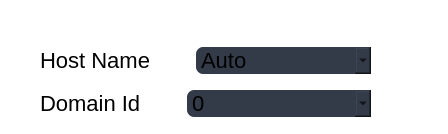
Old version of the form src/frontend/UiFiles/ComodelsConfigBox.ui in the repository bassant-hisham/Anomalies-Tracker-Siemens-Academy.
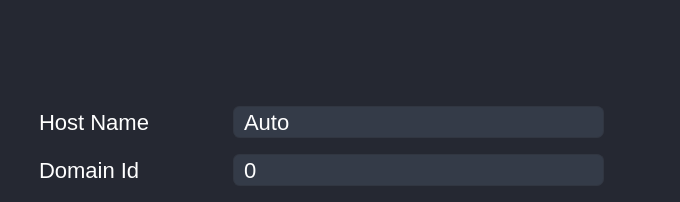
New version of the form. Icons and pictures are not drawn.

Commit message: delete comodels

The edit to the form file:
```diff
--- a/src/frontend/UiFiles/ComodelsConfigBox.ui
+++ b/src/frontend/UiFiles/ComodelsConfigBox.ui
@@ -6,8 +6,8 @@
    <rect>
     <x>0</x>
     <y>0</y>
-    <width>638</width>
-    <height>0</height>
+    <width>680</width>
+    <height>202</height>
    </rect>
   </property>
   <property name="windowTitle">
@@ -21,20 +21,153 @@
 }
 QGroupBox{
 	margin-top: 10px;
-	background-color: transparent;
+ background-color:rgb(37, 40, 50)
     border: 1px solid rgb(255, 255, 255);
 	padding-top: 20px;
 font:22px;
 font:bold;
 border-color:white;
 }
-</string>
+
+/* QFrame */
+QWidget {
+	border-radius: 15px;
+	background-color: rgb(37, 40, 50);
+}
+/* Label */
+QLabel{
+background-color:none;
+	color: rgb(255, 255, 255);
+font-size:22px;
+font:normal;
+
+}
+/* ToolButton */
+QToolButton {
+	border: 0px;
+	width: 28px;
+	height: 28px;
+	background-color: transparent;
+	color: rgb(255, 255, 255);
+	border-radius: 15px;
+}
+QToolButton:hover {
+	background-color: rgb(57, 65, 80);
+	border: 2px solid rgb(61, 70, 86);
+}
+QToolButton:pressed {
+	background-color: rgb(35, 40, 49);
+	border: 2px solid rgb(43, 50, 61);
+}
+/* Button */
+QPushButton {
+	border: 0px solid rgb(52, 59, 72);
+	color: rgb(255, 255, 255);
+	border-radius: 10px;
+    background-color:#1b1d23;
+	color: rgb(255, 255, 255);
+	margin:10px;
+	padding:5px;
+font:bold 20px;
+}
+QPushButton:hover {
+	background-color: rgb(57, 65, 80);
+	border: 5px solid transparent;
+}
+QPushButton:pressed {
+	background-color: rgb(35, 40, 49);
+	border: 7px solid transparent;
+}
+QPushButton:disabled {
+	background-color: rgb(102, 109, 122);
+	color: rgb(168, 168, 168);
+}
+
+QComboBox {
+	background-color: rgb(52, 59, 72);
+	border: 1px solid rgb(49, 54, 65);
+	height: 30px;
+	border-radius: 10px;
+	padding-left: 10px;
+	padding-right: 15px;
+	color: rgb(255, 255, 255);
+    font-size:22px;
+    font:normal; 
+}
+QComboBox QAbstractItemView {
+    background-color:rgb(27, 29, 35);
+	border: 0px;
+	color: #fff;
+    selection-background-color: rgb(22, 51, 79);
+    outline: none;
+}
+QComboBox QAbstractItemView::item:selected {
+    background-color: rgb(22, 51, 79);
+}
+QComboBox::drop-down {
+	border: 0px;
+}
+QComboBox::down-arrow{
+	image: url(&quot;:/icons/icons/cil-chevron-bottom.png&quot;);
+	width:15px;
+	height:15px;
+	margin-right:15px;
+}
+QComboBox:on {
+	border: 0px solid rgb(61, 70, 86);
+	background-color: rgb(57, 65, 80)
+}
+QComboBox QListView {
+	background-color: rgb(27, 29, 35);
+	border-radius: 10px;
+	color: #FFF;
+	padding: 10px;
+}
+QComboBox:disabled {
+	background-color: #808080;
+}
+/* LineEdit */
+QLineEdit{
+	border: 0px solid rgb(37, 39, 48);
+	height: 30px;
+	border-radius: 15px;
+	color: white;
+	padding-left: 20px;
+	padding-right: 20px;
+	background-color: rgb(27, 29, 35);
+	font-size:20px;
+}
+QLineEdit:hover{
+	border: 2px solid rgb(64, 71, 88)
+}
+QLineEdit:focus{
+	border: 3px solid rgb(91, 101, 124);
+	color: white;
+}
+QLineEdit:disabled {
+	background-color: #808080;
+}
+QCheckBox
+{
+background-color:none;
+    font-size:22px;
+    font:normal; 
+	 color:white;
+}
+QListWidget
+{
+    font-size:18px;
+    font:normal; 
+	 color:white;
+	background-color: rgb(52, 59, 72);
+
+}</string>
   </property>
   <property name="title">
    <string/>
   </property>
   <layout class="QGridLayout" name="gridLayout">
-   <item row="0" column="0">
+   <item row="1" column="0">
     <layout class="QHBoxLayout" name="HostName_Hlayout">
      <property name="topMargin">
       <number>5</number>
@@ -136,7 +269,7 @@
      </item>
     </layout>
    </item>
-   <item row="1" column="0">
+   <item row="2" column="0">
     <layout class="QHBoxLayout" name="DomainId_Hlayout">
      <property name="topMargin">
       <number>5</number>
@@ -238,6 +371,46 @@
      </item>
     </layout>
    </item>
+   <item row="0" column="0">
+    <layout class="QHBoxLayout" name="delete_horizontalLayout">
+     <property name="spacing">
+      <number>0</number>
+     </property>
+     <item>
+      <spacer name="delete_horizontalSpacer">
+       <property name="orientation">
+        <enum>Qt::Horizontal</enum>
+       </property>
+       <property name="sizeHint" stdset="0">
+        <size>
+         <width>40</width>
+         <height>20</height>
+        </size>
+       </property>
+      </spacer>
+     </item>
+     <item>
+      <widget class="QPushButton" name="delete_pushButton">
+       <property name="styleSheet">
+        <string notr="true">background:none;</string>
+       </property>
+       <property name="text">
+        <string/>
+       </property>
+       <property name="icon">
+        <iconset>
+         <normaloff>../IconsImages/delete.png</normaloff>../IconsImages/delete.png</iconset>
+       </property>
+       <property name="iconSize">
+        <size>
+         <width>24</width>
+         <height>24</height>
+        </size>
+       </property>
+      </widget>
+     </item>
+    </layout>
+   </item>
   </layout>
  </widget>
  <resources/>
```
The commit also changes 12 other files.
